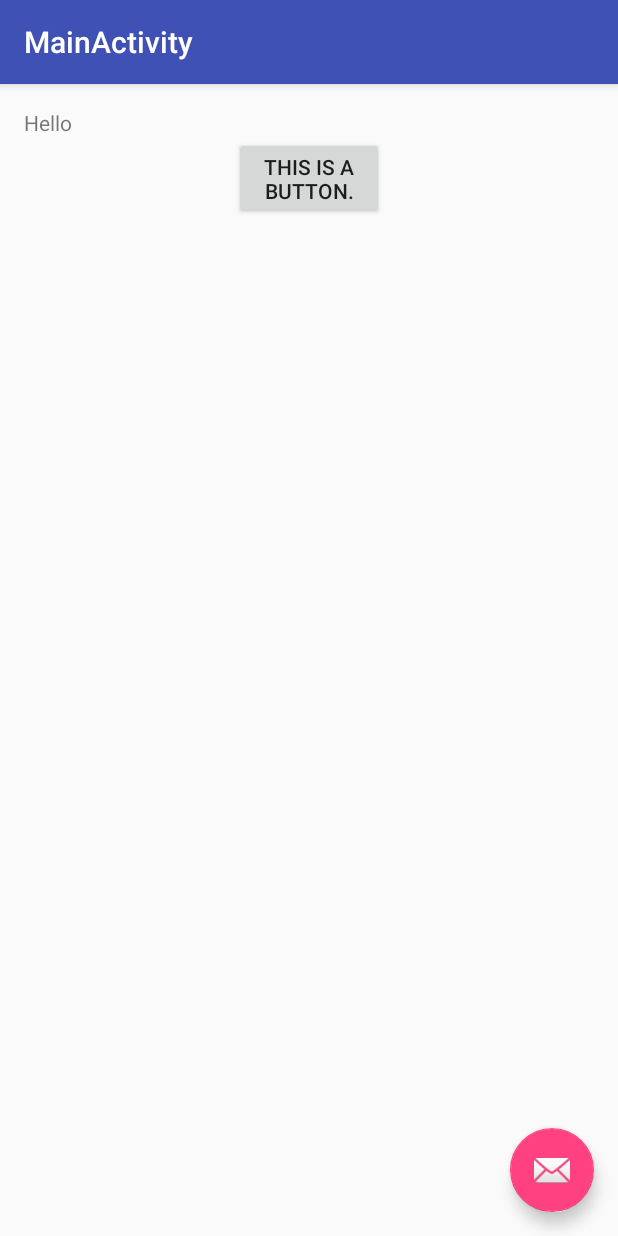
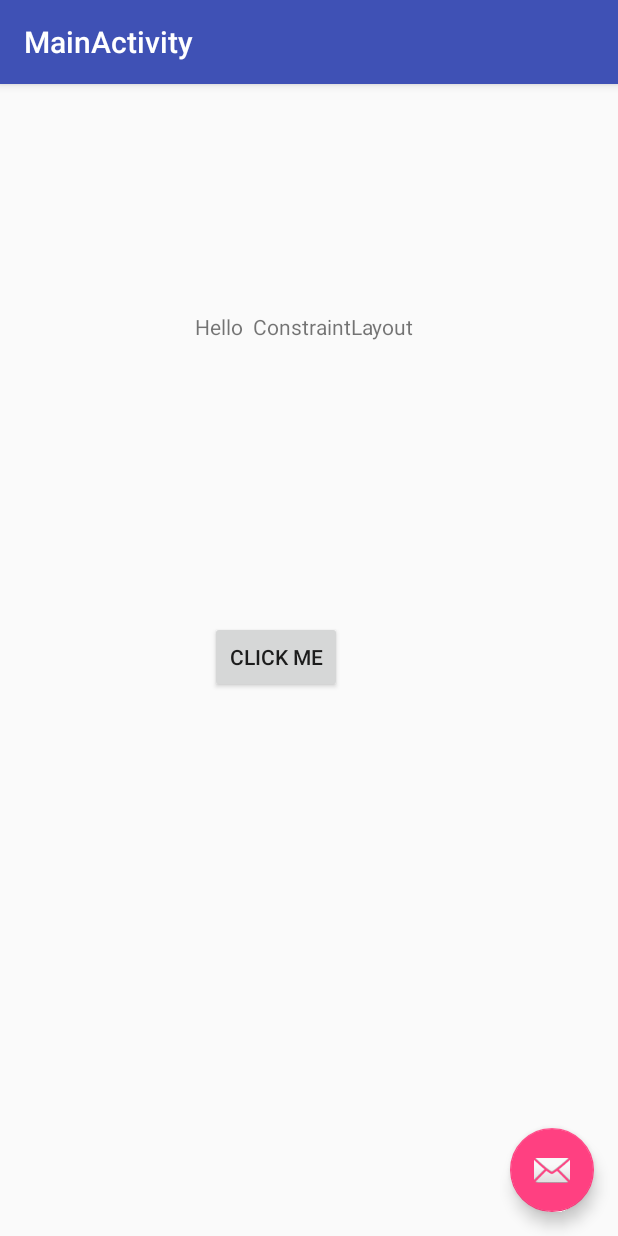
Before and after one commit to kuwako/KotlinAndroid, an Android app: the screen it shows after launch (MainActivity), on a phone screen of 412 x 824 dp. Run offline under Robolectric (Android 15) with nearby library versions, the phone set to English and light mode, and no system bars.

Commit message:
ConstraintLayout, 一旦動くようになった。

```diff
--- a/app/build.gradle
+++ b/app/build.gradle
@@ -29,6 +29,7 @@ dependencies {
     compile "org.jetbrains.kotlin:kotlin-stdlib:$kotlin_version"
     compile 'com.android.support:appcompat-v7:24.2.0'
     compile 'com.android.support:design:24.2.0'
+    compile 'com.android.support.constraint:constraint-layout:1.0.0-alpha8'
 }
 repositories {
     mavenCentral()
--- a/app/src/main/res/layout/activity_main.xml
+++ b/app/src/main/res/layout/activity_main.xml
@@ -21,8 +21,6 @@
 
     </android.support.design.widget.AppBarLayout>
 
-    <include layout="@layout/content_main" />
-
     <android.support.design.widget.FloatingActionButton
         android:id="@+id/fab"
         android:layout_width="wrap_content"
@@ -31,4 +29,6 @@
         android:layout_margin="@dimen/fab_margin"
         android:src="@android:drawable/ic_dialog_email" />
 
+    <include layout="@layout/content_main" />
+
 </android.support.design.widget.CoordinatorLayout>
--- a/app/src/main/res/layout/content_main.xml
+++ b/app/src/main/res/layout/content_main.xml
@@ -1,34 +1,39 @@
 <?xml version="1.0" encoding="utf-8"?>
-<RelativeLayout xmlns:android="http://schemas.android.com/apk/res/android"
+<android.support.constraint.ConstraintLayout xmlns:android="http://schemas.android.com/apk/res/android"
     xmlns:app="http://schemas.android.com/apk/res-auto"
     xmlns:tools="http://schemas.android.com/tools"
     android:layout_width="match_parent"
     android:layout_height="match_parent"
-    android:paddingBottom="@dimen/activity_vertical_margin"
-    android:paddingLeft="@dimen/activity_horizontal_margin"
-    android:paddingRight="@dimen/activity_horizontal_margin"
-    android:paddingTop="@dimen/activity_vertical_margin"
     app:layout_behavior="@string/appbar_scrolling_view_behavior"
     tools:context="com.kuwako.kotlinandroid.MainActivity"
     tools:showIn="@layout/activity_main">
-    <LinearLayout
-        android:orientation="vertical"
-        android:layout_width="match_parent"
-        android:layout_height="match_parent">
-        <TextView
-            android:id="@+id/textViewHello"
-            android:layout_width="match_parent"
-            android:layout_height="wrap_content"
-            android:text="Hello"
-            />
-        <Button
-            android:id="@+id/changeBtn"
-            android:layout_width="100dp"
-            android:layout_height="wrap_content"
-            android:layout_gravity="center"
-            android:text="This is a Button."
-            />
 
-    </LinearLayout>
+    <TextView
+        android:text="Hello  ConstraintLayout"
+        android:layout_width="wrap_content"
+        android:layout_height="wrap_content"
+        android:id="@+id/textViewHello"
+        tools:layout_constraintTop_creator="1"
+        tools:layout_constraintRight_creator="1"
+        android:layout_marginEnd="136dp"
+        app:layout_constraintRight_toRightOf="parent"
+        android:layout_marginTop="152dp"
+        app:layout_constraintTop_toTopOf="parent"
+        android:layout_marginRight="136dp"
+        tools:ignore="UnknownId" />
 
-</RelativeLayout>
+    <Button
+        android:text="click me"
+        android:layout_width="wrap_content"
+        android:layout_height="wrap_content"
+        android:id="@+id/changeBtn"
+        tools:layout_constraintRight_creator="1"
+        tools:layout_constraintBottom_creator="1"
+        app:layout_constraintBottom_toBottomOf="parent"
+        android:layout_marginEnd="184dp"
+        app:layout_constraintRight_toRightOf="parent"
+        android:layout_marginRight="184dp"
+        app:layout_constraintVertical_bias="0.33"
+        android:layout_marginTop="8dp"
+        app:layout_constraintTop_toBottomOf="@+id/textViewHello" />
+</android.support.constraint.ConstraintLayout>
```
